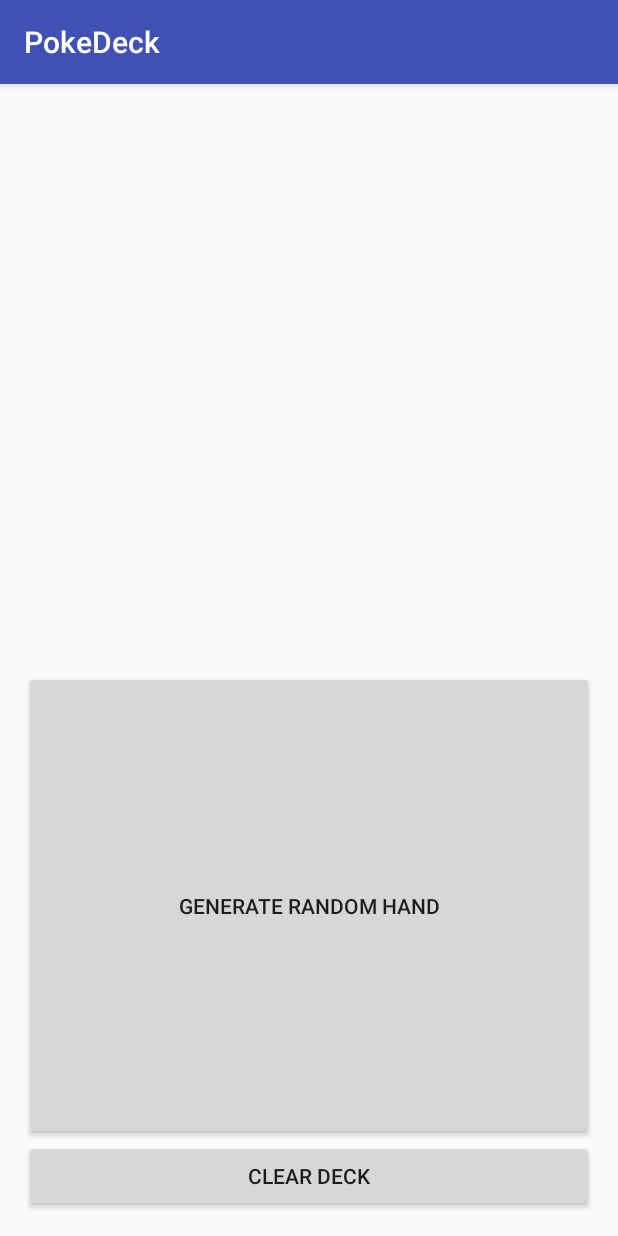
After one commit to DVerweij/PokeDeck, an Android app: the DeckActivity screen opened directly, with no data from a screen before it, on a phone screen of 412 x 824 dp. The commit adds this screen. Run offline under Robolectric (Android 15) with nearby library versions, the phone set to English and light mode, and no system bars; 3 statements that could not run were skipped.

Commit message:
-DeckActivity added but crashes and restarts app -Fixed bug that prevented parsing of non-Pokémon

```diff
--- a/app/src/main/AndroidManifest.xml
+++ b/app/src/main/AndroidManifest.xml
@@ -15,7 +15,8 @@
                 <category android:name="android.intent.category.LAUNCHER" />
             </intent-filter>
         </activity>
-        <activity android:name=".CardActivity"></activity>
+        <activity android:name=".CardActivity" />
+        <activity android:name=".DeckActivity"></activity>
     </application>
 
 </manifest>
--- a/app/src/main/java/com/example/danyllo/pokedeck/AppSyncTask.java
+++ b/app/src/main/java/com/example/danyllo/pokedeck/AppSyncTask.java
@@ -31,6 +31,7 @@ public class AppSyncTask extends AsyncTask<String, Integer, String> {
         Log.d("CONS", apiURL);
     }
 
+    //Extract from API using HttpParser class
     @Override
     protected String doInBackground(String... params) {
         HttpParser apiParser = new HttpParser(apiURL);
@@ -42,11 +43,13 @@ public class AppSyncTask extends AsyncTask<String, Integer, String> {
         }
     }
 
+    //Simple toast notifying user that data is being gathered
     protected void onPreExecute(){
         Toast preexe = Toast.makeText(context, "Acquiring data", Toast.LENGTH_LONG);
         preexe.show();
     }
 
+    //Function which collects data and saves it in the activity
     protected void onPostExecute(String result){
         super.onPostExecute(result);
         Log.d("RESULT", result);
--- a/app/src/main/java/com/example/danyllo/pokedeck/Deck.java
+++ b/app/src/main/java/com/example/danyllo/pokedeck/Deck.java
@@ -10,6 +10,9 @@ public class Deck {
     //Globals
     private ArrayList<Card> deckList; //List of cards
     private int deckSize; //Size of the deck, needed for hand testing function
+    private int pokemonCount; //Count of the pokemon has to be capped right
+    private int energyCount; //Count of the energy cards
+    private int trainerCardCount; //Count of the trainer cards
     private int rating; //Cumulative rating of generated hands by the user
     private int ratingCount; //Amount of ratings
     private double avgRating; //Average of the ratings, made double for precision
@@ -21,4 +24,31 @@ public class Deck {
         this.ratingCount = 0;
         this.avgRating = 0;
     }
+
+    public Deck(Card card) {
+        this.deckList = new ArrayList<Card>();
+        this.deckSize = deckList.size();
+        this.rating = 0;
+        this.ratingCount = 0;
+        this.avgRating = 0;
+        addCard(card);
+    }
+
+    public void addCard(Card card) {
+        deckList.add(card);
+        deckSize++;
+    }
+
+    public ArrayList<Card> getCardList() {
+        return this.deckList;
+    }
+
+    public void deleteCard(Card card) {
+        deckList.remove(card);
+        deckSize--;
+    }
+
+    public Card getCard(int index) {
+        return deckList.get(index);
+    }
 }
--- /dev/null
+++ b/app/src/main/java/com/example/danyllo/pokedeck/DeckActivity.java
@@ -0,0 +1,34 @@
+package com.example.danyllo.pokedeck;
+
+import android.support.v7.app.AppCompatActivity;
+import android.os.Bundle;
+import android.view.View;
+import android.widget.AdapterView;
+import android.widget.ListView;
+
+public class DeckActivity extends AppCompatActivity {
+    //Globals
+    public Deck deck = new Deck();
+
+    //Views
+    private ListView deckList = (ListView) findViewById(R.id.deckList);
+
+    @Override
+    protected void onCreate(Bundle savedInstanceState) {
+        super.onCreate(savedInstanceState);
+        setContentView(R.layout.activity_deck);
+        showDeck();
+    }
+
+    private void showDeck() {
+        deckList.setAdapter(new DeckAdapter(this, deck.getCardList()));
+        deckList.setOnItemLongClickListener(new AdapterView.OnItemLongClickListener() {
+            @Override
+            public boolean onItemLongClick(AdapterView<?> parent, View view, int position, long id) {
+                deck.deleteCard(deck.getCard(position));
+                deckList.setAdapter(new DeckAdapter(getApplicationContext(), deck.getCardList()));
+                return false;
+            }
+        });
+    }
+}
--- /dev/null
+++ b/app/src/main/java/com/example/danyllo/pokedeck/DeckAdapter.java
@@ -0,0 +1,37 @@
+package com.example.danyllo.pokedeck;
+
+import android.content.Context;
+import android.view.LayoutInflater;
+import android.view.View;
+import android.view.ViewGroup;
+import android.widget.ArrayAdapter;
+import android.widget.TextView;
+
+import java.util.ArrayList;
+
+/**
+ * Created by Danyllo on 12-12-2016.
+ */
+
+public class DeckAdapter extends ArrayAdapter<Card> {
+    private final Context context;
+    private ArrayList<Card> deck;
+
+
+    public DeckAdapter(Context context, ArrayList<Card> deckList) {
+        super(context, R.layout.activity_main, deckList);
+        this.context = context;
+        this.deck = deckList;
+    }
+
+    @Override
+    public View getView(int position, View convertView, ViewGroup parent) {
+        LayoutInflater inflater = (LayoutInflater) context
+                .getSystemService(Context.LAYOUT_INFLATER_SERVICE);
+        //View rowView = inflater.inflate(R.layout.activity_list, parent, false);
+        View rowView = inflater.inflate(R.layout.listview_row_item, parent, false);
+        TextView listRow = (TextView) rowView.findViewById(R.id.rowItem);
+        listRow.setText(this.deck.get(position).getName());
+        return rowView;
+    }
+}
--- a/app/src/main/java/com/example/danyllo/pokedeck/Tuple.java
+++ b/app/src/main/java/com/example/danyllo/pokedeck/Tuple.java
@@ -15,6 +15,8 @@ public class Tuple implements Serializable{
         this.first = one;
         this.second = two;
     }
+
+    //Function which returns both Strings in one String for use in a ListView
     public String toString() {
         return this.first + ": (" + this.second + ")";
     }
--- /dev/null
+++ b/app/src/main/res/layout/activity_deck.xml
@@ -0,0 +1,31 @@
+<?xml version="1.0" encoding="utf-8"?>
+<LinearLayout xmlns:android="http://schemas.android.com/apk/res/android"
+    xmlns:tools="http://schemas.android.com/tools"
+    android:id="@+id/activity_deck"
+    android:layout_width="match_parent"
+    android:layout_height="match_parent"
+    android:paddingBottom="@dimen/activity_vertical_margin"
+    android:paddingLeft="@dimen/activity_horizontal_margin"
+    android:paddingRight="@dimen/activity_horizontal_margin"
+    android:paddingTop="@dimen/activity_vertical_margin"
+    android:orientation="vertical"
+    tools:context="com.example.danyllo.pokedeck.DeckActivity">
+
+    <ListView
+        android:layout_width="match_parent"
+        android:layout_height="375dp"
+        android:id="@+id/deckList"/>
+
+    <Button
+        android:text="Generate random hand"
+        android:layout_width="match_parent"
+        android:layout_height="wrap_content"
+        android:id="@+id/button3"
+        android:layout_weight="0.01" />
+
+    <Button
+        android:text="Clear deck"
+        android:layout_width="match_parent"
+        android:layout_height="wrap_content"
+        android:id="@+id/button5" />
+</LinearLayout>
--- a/app/src/main/res/layout/activity_main.xml
+++ b/app/src/main/res/layout/activity_main.xml
@@ -14,7 +14,7 @@
 
 
     <Button
-        android:text="Decks"
+        android:text="Decklist"
         android:layout_width="match_parent"
         android:id="@+id/button"
         android:onClick="goToList"
```
Also changed, not shown: app/src/main/java/com/example/danyllo/pokedeck/Card.java (+46 -34 lines), app/src/main/java/com/example/danyllo/pokedeck/CardActivity.java (+12 -0 lines), app/src/main/java/com/example/danyllo/pokedeck/MainActivity.java (+14 -12 lines), app/src/main/res/layout/activity_card.xml (+22 -4 lines).
